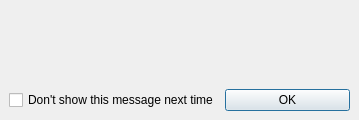
Fruneau/qRezix, file core/rzxinfomessageui.ui: the form before one commit.
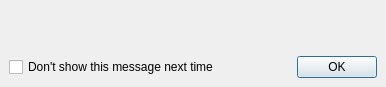
The form after the commit.

Commit message: FenÃªtre d'hier mieux proportionnÃ©e...

Patch:
```diff
--- a/core/rzxinfomessageui.ui
+++ b/core/rzxinfomessageui.ui
@@ -8,10 +8,16 @@
    <rect>
     <x>0</x>
     <y>0</y>
-    <width>359</width>
-    <height>120</height>
+    <width>386</width>
+    <height>87</height>
    </rect>
   </property>
+  <property name="maximumSize" >
+   <size>
+    <width>400</width>
+    <height>16777215</height>
+   </size>
+  </property>
   <property name="windowTitle" >
    <string>Information</string>
   </property>
@@ -22,22 +28,37 @@
    <property name="spacing" >
     <number>6</number>
    </property>
-   <item rowspan="2" row="0" column="1" >
+   <item row="0" column="1" >
     <widget class="QLabel" name="lblMessage" >
      <property name="sizePolicy" >
       <sizepolicy>
-       <hsizetype>7</hsizetype>
+       <hsizetype>5</hsizetype>
        <vsizetype>5</vsizetype>
        <horstretch>0</horstretch>
        <verstretch>0</verstretch>
       </sizepolicy>
      </property>
+     <property name="maximumSize" >
+      <size>
+       <width>350</width>
+       <height>16777215</height>
+      </size>
+     </property>
      <property name="text" >
       <string/>
      </property>
+     <property name="scaledContents" >
+      <bool>false</bool>
+     </property>
+     <property name="alignment" >
+      <set>Qt::AlignJustify|Qt::AlignTop</set>
+     </property>
+     <property name="wordWrap" >
+      <bool>true</bool>
+     </property>
     </widget>
    </item>
-   <item row="2" column="0" colspan="2" >
+   <item row="1" column="0" colspan="2" >
     <layout class="QHBoxLayout" >
      <property name="margin" >
       <number>0</number>
@@ -55,6 +76,19 @@
        </property>
       </widget>
      </item>
+     <item>
+      <spacer>
+       <property name="orientation" >
+        <enum>Qt::Horizontal</enum>
+       </property>
+       <property name="sizeHint" >
+        <size>
+         <width>21</width>
+         <height>20</height>
+        </size>
+       </property>
+      </spacer>
+     </item>
      <item>
       <widget class="QPushButton" name="btnOK" >
        <property name="text" >
@@ -64,21 +98,28 @@
      </item>
     </layout>
    </item>
-   <item row="1" column="0" >
-    <spacer>
-     <property name="orientation" >
-      <enum>Qt::Vertical</enum>
-     </property>
-     <property name="sizeHint" >
-      <size>
-       <width>20</width>
-       <height>40</height>
-      </size>
-     </property>
-    </spacer>
-   </item>
    <item row="0" column="0" >
     <widget class="QLabel" name="lblIcon" >
+     <property name="sizePolicy" >
+      <sizepolicy>
+       <hsizetype>0</hsizetype>
+       <vsizetype>7</vsizetype>
+       <horstretch>0</horstretch>
+       <verstretch>0</verstretch>
+      </sizepolicy>
+     </property>
+     <property name="minimumSize" >
+      <size>
+       <width>32</width>
+       <height>32</height>
+      </size>
+     </property>
+     <property name="maximumSize" >
+      <size>
+       <width>32</width>
+       <height>16777215</height>
+      </size>
+     </property>
      <property name="text" >
       <string/>
      </property>
```
The commit also changes 1 other file.
